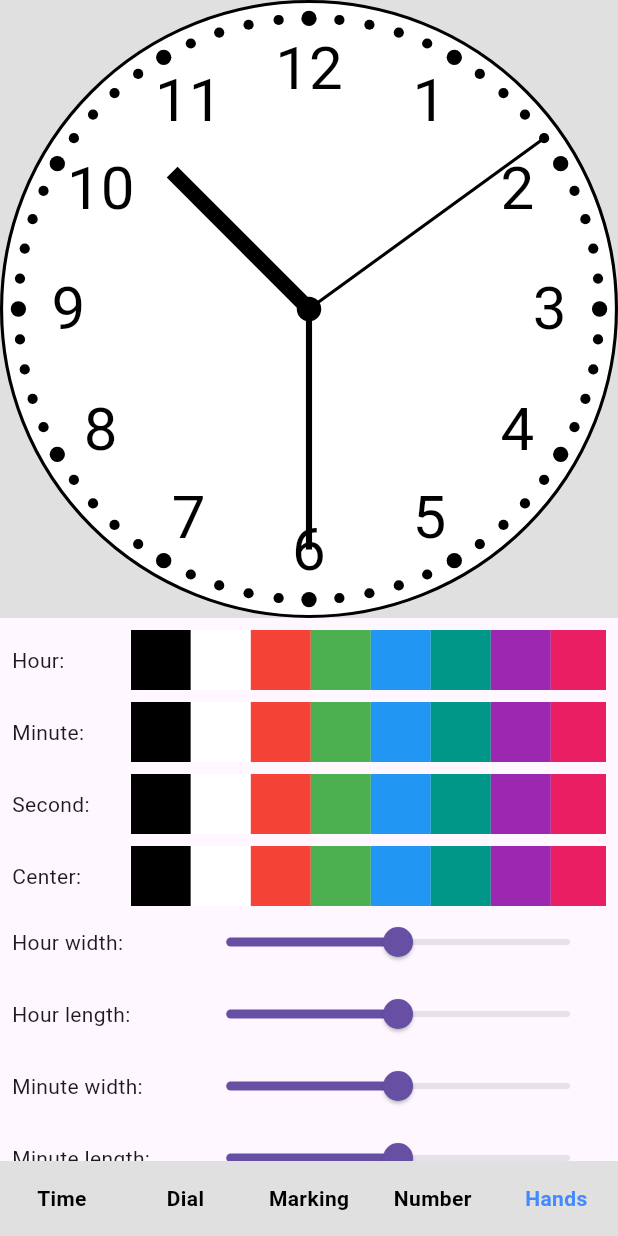
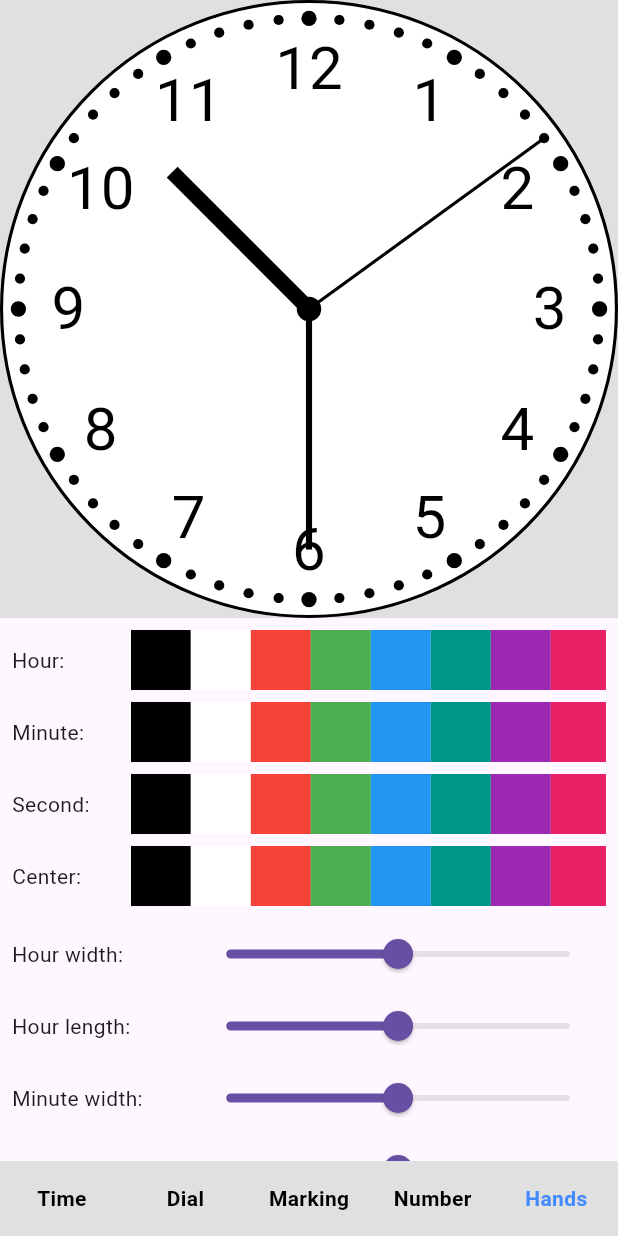
Before and after one commit to conghaonet/flutter_analog_clock, a Flutter app: the screen it shows after launch, item 5 of the bottom bar chosen, on a phone screen of 412 x 824 dp. Run offline on Flutter 3.47's test engine with Material 2 defaults, Android fonts, the phone set to English and light mode, and no system bars.

Commit message:
complete example code

```diff
--- a/example/lib/analog_clock_example.dart
+++ b/example/lib/analog_clock_example.dart
@@ -12,13 +12,17 @@ class AnalogClockDemo extends StatefulWidget {
 }
 
 class _AnalogClockDemoState extends State<AnalogClockDemo> {
+  static const List<String> hourNumberTemplate1 = ['1', '2', '3', '4', '5', '6', '7', '8', '9', '10', '11', '12'];
+  static const List<String> hourNumberTemplate2 = ['I', 'II', 'III', 'IV', 'V', 'VI', 'VII', 'VIII', 'IX', 'X', 'XI', 'XII'];
+  static const List<String> hourNumberTemplate3 = ['', '', '3', '', '', '6', '', '', '9', '', '', '12'];
+
   Color? _dialColor = Colors.white;
   Color? _dialBorderColor = Colors.black;
   double? _dialBorderWidthFactor = 0.01;
   Color? _markingColor = Colors.black;
   double? _markingRadiusFactor;
   double? _markingWidthFactor;
-  List<String> _hourNumbers = const ['1', '2', '3', '4', '5', '6', '7', '8', '9', '10', '11', '12'];
+  List<String> _hourNumbers = hourNumberTemplate1;
   Color? _hourNumberColor = Colors.black;
   double? _hourNumberSizeFactor;
   double? _hourNumberRadiusFactor;
@@ -246,7 +250,7 @@ class _AnalogClockDemoState extends State<AnalogClockDemo> {
           padding: const EdgeInsets.only(bottom: 8.0),
           child: Row(
             children: [
-              const Expanded(flex: 1, child: Text('Keep time:    ')),
+              const Expanded(flex: 1, child: Text('Keep time:')),
               ToggleButtons(
                 isSelected: _analogClockKey.currentState?.isKeepTime ?? true ? [true, false] : [false, true],
                 children: const [
@@ -355,32 +359,18 @@ class _AnalogClockDemoState extends State<AnalogClockDemo> {
             Expanded(
               flex: 4,
               child: Column(
-                children: [
-                  RadioListTile(
+                mainAxisSize: MainAxisSize.min,
+                children: [hourNumberTemplate1, hourNumberTemplate2, hourNumberTemplate3].map((element) {
+                  return RadioListTile(
+                    dense: true,
                     contentPadding: EdgeInsets.zero,
-                    value: const ['1', '2', '3', '4', '5', '6', '7', '8', '9', '10', '11', '12'],
+                    value: element,
                     groupValue: _hourNumbers,
                     onChanged: onHourNumberChanged,
-                    title: const Text('1,2,3,4,5,6,7,8,9,10,11,12', maxLines: 1, overflow: TextOverflow.ellipsis,) ,
-                    selected: _hourNumbers == const ['1', '2', '3', '4', '5', '6', '7', '8', '9', '10', '11', '12'],
-                  ),
-                  RadioListTile(
-                    contentPadding: EdgeInsets.zero,
-                    value: const ['I', 'II', 'III', 'IV', 'V', 'VI', 'VII', 'VIII', 'IX', 'X', 'XI', 'XII'],
-                    groupValue: _hourNumbers,
-                    onChanged: onHourNumberChanged,
-                    title: const Text('I,II,III,IV,V,VI,VII,VIII,IX,X,XI,XII', maxLines: 1, overflow: TextOverflow.ellipsis,),
-                    selected: _hourNumbers == const ['I', 'II', 'III', 'IV', 'V', 'VI', 'VII', 'VIII', 'IX', 'X', 'XI', 'XII'],
-                  ),
-                  RadioListTile(
-                    contentPadding: EdgeInsets.zero,
-                    value: const ['', '', '3', '', '', '6', '', '', '9', '', '', '12'],
-                    groupValue: _hourNumbers,
-                    onChanged: onHourNumberChanged,
-                    title: const Text(',,3,,,6,,,9,,,12', maxLines: 1, overflow: TextOverflow.ellipsis,) ,
-                    selected: _hourNumbers == const ['', '', '3', '', '', '6', '', '', '9', '', '', '12'],
-                  ),
-                ],
+                    title: Text(element.toString().replaceAll(' ', ''), maxLines: 1, overflow: TextOverflow.ellipsis,) ,
+                    selected: _hourNumbers == element,
+                  );
+                }).toList(growable: false),
               ),
             ),
           ],
@@ -391,75 +381,52 @@ class _AnalogClockDemoState extends State<AnalogClockDemo> {
   Widget _buildHandSetting() {
     return Column(
       children: [
-        Row(
+        ...[PartColor.hourHand, PartColor.minuteHand, PartColor.secondHand, PartColor.centerPoint].map((element) {
+          String label = '';
+          if(PartColor.hourHand == element) {
+            label = 'Hour:';
+          } else if(PartColor.minuteHand == element) {
+            label = 'Minute:';
+          } else if(PartColor.secondHand == element) {
+            label = 'Second:';
+          } else if(PartColor.centerPoint == element) {
+            label = 'Center:';
+          }
+          return Padding(
+            padding: const EdgeInsets.only(bottom: 8),
+            child: Row(
               children: [
-            const Expanded(flex: 1, child: Text('Hour:')),
-            Expanded(flex: 4, child: _buildColorPicker(PartColor.hourHand)),
+                Expanded(flex: 1, child: Text(label)),
+                Expanded(flex: 4, child: _buildColorPicker(element)),
               ],
             ),
-        const SizedBox(height: 8,),
-        Row(
+          );
+        }).toList(growable: false),
+        ...[PartFactor.hourWidth, PartFactor.hourLength, PartFactor.minuteWidth, PartFactor.minuteLength,
+          PartFactor.secondWidth, PartFactor.secondLength, PartFactor.centerPointWidth].map((element) {
+          String label = '';
+          if(PartFactor.hourWidth == element) {
+            label = 'Hour width:';
+          } else if(PartFactor.hourLength == element) {
+            label = 'Hour length:';
+          } else if(PartFactor.minuteWidth == element) {
+            label = 'Minute width:';
+          } else if(PartFactor.minuteLength == element) {
+            label = 'Minute length:';
+          } else if(PartFactor.secondWidth == element) {
+            label = 'Second width:';
+          } else if(PartFactor.secondLength == element) {
+            label = 'Second length:';
+          } else if(PartFactor.centerPointWidth == element) {
+            label = 'Center point:';
+          }
+          return Row(
             children: [
-            const Expanded(flex: 1, child: Text('Minute:')),
-            Expanded(flex: 4, child: _buildColorPicker(PartColor.minuteHand)),
+              Expanded(flex: 3, child: Text(label)),
+              Expanded(flex: 7, child: _buildFactorSlider(element)),
             ],
-        ),
-        const SizedBox(height: 8,),
-        Row(
-          children: [
-            const Expanded(flex: 1, child: Text('Second:')),
-            Expanded(flex: 4, child: _buildColorPicker(PartColor.secondHand)),
-          ],
-        ),
-        const SizedBox(height: 8,),
-        Row(
-          children: [
-            const Expanded(flex: 1, child: Text('Center:')),
-            Expanded(flex: 4, child: _buildColorPicker(PartColor.centerPoint)),
-          ],
-        ),
-        Row(
-          children: [
-            const Expanded(flex: 3, child: Text('Hour width:')),
-            Expanded(flex: 7, child: _buildFactorSlider(PartFactor.hourWidth)),
-          ],
-        ),
-        Row(
-          children: [
-            const Expanded(flex: 3, child: Text('Hour length:')),
-            Expanded(flex: 7, child: _buildFactorSlider(PartFactor.hourLength)),
-          ],
-        ),
-        Row(
-          children: [
-            const Expanded(flex: 3, child: Text('Minute width:')),
-            Expanded(flex: 7, child: _buildFactorSlider(PartFactor.minuteWidth)),
-          ],
-        ),
-        Row(
-          children: [
-            const Expanded(flex: 3, child: Text('Minute length:')),
-            Expanded(flex: 7, child: _buildFactorSlider(PartFactor.minuteLength)),
-          ],
-        ),
-        Row(
-          children: [
-            const Expanded(flex: 3, child: Text('Second width:')),
-            Expanded(flex: 7, child: _buildFactorSlider(PartFactor.secondWidth)),
-          ],
-        ),
-        Row(
-          children: [
-            const Expanded(flex: 3, child: Text('Second length:')),
-            Expanded(flex: 7, child: _buildFactorSlider(PartFactor.secondLength)),
-          ],
-        ),
-        Row(
-          children: [
-            const Expanded(flex: 3, child: Text('Center point:')),
-            Expanded(flex: 7, child: _buildFactorSlider(PartFactor.centerPointWidth)),
-          ],
-        ),
+          );
+        }).toList(growable: false),
       ],
     );
   }
@@ -472,89 +439,36 @@ class _AnalogClockDemoState extends State<AnalogClockDemo> {
           return InkWell(
             onTap: () {
               setState(() {
-                switch(partColor) {
-                  case PartColor.dial:
+                if(PartColor.dial == partColor) {
                   _dialColor = colors[index];
-                    break;
-                  case PartColor.dialBorder:
+                } else if(PartColor.dialBorder == partColor) {
                   _dialBorderColor = colors[index];
-                    break;
-                  case PartColor.marking:
+                } else if(PartColor.marking == partColor) {
                   _markingColor = colors[index];
-                    break;
-                  case PartColor.hourNumber:
+                } else if(PartColor.hourNumber == partColor) {
                   _hourNumberColor = colors[index];
-                    break;
-                  case PartColor.hourHand:
+                } else if(PartColor.hourHand == partColor) {
                   _hourHandColor = colors[index];
-                    break;
-                  case PartColor.minuteHand:
+                } else if(PartColor.minuteHand == partColor) {
                   _minuteHandColor = colors[index];
-                    break;
-                  case PartColor.secondHand:
+                } else if(PartColor.secondHand == partColor) {
                   _secondHandColor = colors[index];
-                    break;
-                  case PartColor.centerPoint:
+                } else if(PartColor.centerPoint == partColor) {
                   _centerPointColor = colors[index];
-                    break;
-                  default:
-                    break;
                 }
               });
             },
             child: Container(
               width: 40,
               height: 40,
+              decoration: BoxDecoration(
                 color: colors[index],
+              ),
             ),
           );
         },),
       ),
     );
-    // return Wrap(
-    //   children: List.generate(colors.length, growable: false, (index) {
-    //     return InkWell(
-    //       onTap: () {
-    //         setState(() {
-    //           switch(partColor) {
-    //             case PartColor.dial:
-    //               _dialColor = colors[index];
-    //               break;
-    //             case PartColor.dialBorder:
-    //               _dialBorderColor = colors[index];
-    //               break;
-    //             case PartColor.marking:
-    //               _markingColor = colors[index];
-    //               break;
-    //             case PartColor.hourNumber:
-    //               _hourNumberColor = colors[index];
-    //               break;
-    //             case PartColor.hourHand:
-    //               _hourHandColor = colors[index];
-    //               break;
-    //             case PartColor.minuteHand:
-    //               _minuteHandColor = colors[index];
-    //               break;
-    //             case PartColor.secondHand:
-    //               _secondHandColor = colors[index];
-    //               break;
-    //             case PartColor.centerPoint:
-    //               _centerPointColor = colors[index];
-    //               break;
-    //             default:
-    //               break;
-    //           }
-    //         });
-    //       },
-    //       child: Container(
-    //         width: 40,
-    //         height: 40,
-    //         color: colors[index],
-    //       ),
-    //     );
-    //   },
-    //   ),
-    // );
   }
 
   Widget _buildFactorSlider(PartFactor partFactor) {
```
Lines whose indentation alone changed are shown as unchanged.
